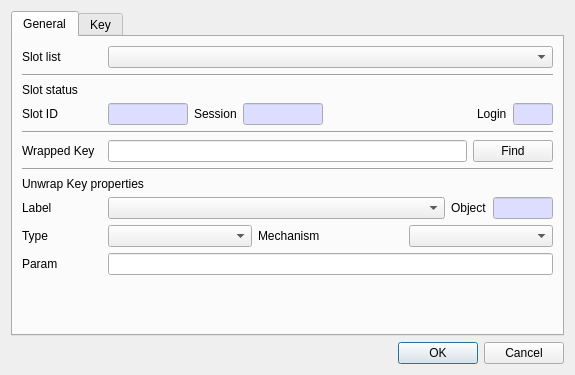
jykim74/CryptokiMan, file CryptokiMan/unwrap_key_dlg.ui: the form before one commit.
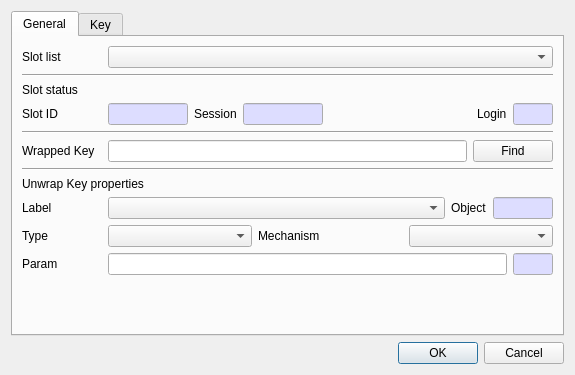
The form after the commit.

Diff of the .ui file:
```diff
--- a/CryptokiMan/unwrap_key_dlg.ui
+++ b/CryptokiMan/unwrap_key_dlg.ui
@@ -441,6 +441,16 @@
        </item>
        <item>
         <layout class="QGridLayout" name="gridLayout_9">
+         <item row="0" column="1">
+          <widget class="QLineEdit" name="mUnwrapParamText">
+           <property name="maximumSize">
+            <size>
+             <width>16777215</width>
+             <height>16777215</height>
+            </size>
+           </property>
+          </widget>
+         </item>
          <item row="0" column="0">
           <widget class="QLabel" name="label_11">
            <property name="minimumSize">
@@ -454,14 +464,60 @@
            </property>
           </widget>
          </item>
-         <item row="0" column="1">
-          <widget class="QLineEdit" name="mUnwrapParamText">
+         <item row="0" column="2">
+          <widget class="QLineEdit" name="mUnwrapParamLenText">
+           <property name="minimumSize">
+            <size>
+             <width>40</width>
+             <height>0</height>
+            </size>
+           </property>
            <property name="maximumSize">
             <size>
-             <width>16777215</width>
+             <width>40</width>
              <height>16777215</height>
             </size>
            </property>
+           <property name="palette">
+            <palette>
+             <active>
+              <colorrole role="Base">
+               <brush brushstyle="SolidPattern">
+                <color alpha="255">
+                 <red>221</red>
+                 <green>221</green>
+                 <blue>255</blue>
+                </color>
+               </brush>
+              </colorrole>
+             </active>
+             <inactive>
+              <colorrole role="Base">
+               <brush brushstyle="SolidPattern">
+                <color alpha="255">
+                 <red>221</red>
+                 <green>221</green>
+                 <blue>255</blue>
+                </color>
+               </brush>
+              </colorrole>
+             </inactive>
+             <disabled>
+              <colorrole role="Base">
+               <brush brushstyle="SolidPattern">
+                <color alpha="255">
+                 <red>240</red>
+                 <green>240</green>
+                 <blue>240</blue>
+                </color>
+               </brush>
+              </colorrole>
+             </disabled>
+            </palette>
+           </property>
+           <property name="readOnly">
+            <bool>true</bool>
+           </property>
           </widget>
          </item>
         </layout>
```
